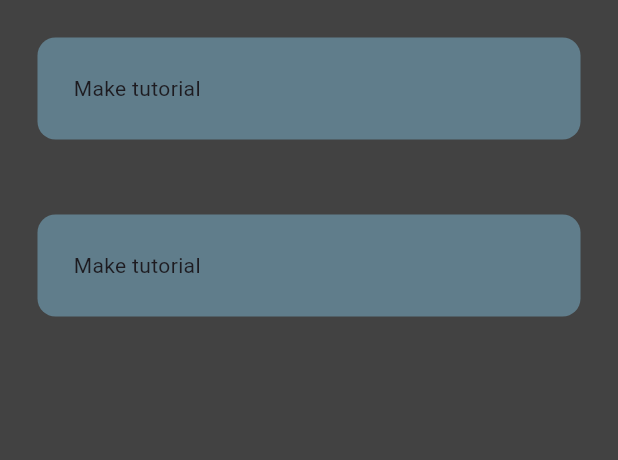
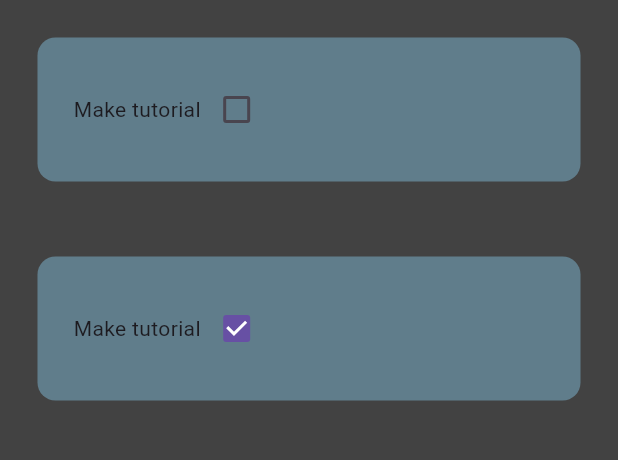
Before and after one commit to alehdzdev/todo-app---Flutter, a Flutter app: the screen it shows after launch, on a phone screen of 412 x 824 dp, the part 84-544 px from its top. Run offline on Flutter 3.47's test engine with Material 3 defaults, Android fonts, the phone set to English and light mode, and no system bars.

Commit message:
[ADD] child for text and checkbox

```diff
--- a/todo_app/lib/utils/todo_tile.dart
+++ b/todo_app/lib/utils/todo_tile.dart
@@ -1,18 +1,32 @@
 import 'package:flutter/material.dart';
 
 class ToDoTile extends StatelessWidget {
-  const ToDoTile({super.key});
+  final String taskName;
+  final bool taskCompleted;
+  final Function(bool?)? onChanged;
+
+  const ToDoTile({
+    super.key,
+    required this.taskName,
+    required this.taskCompleted,
+    required this.onChanged,
+  });
 
   @override
   Widget build(BuildContext context) {
     return Padding(
       padding: const EdgeInsets.all(25.0),
       child: Container(
-        padding: EdgeInsets.all(24),
-        child: Text("Make tutorial"),
+        padding: const EdgeInsets.all(24),
         decoration: BoxDecoration(
           color: Colors.blueGrey,
           borderRadius: BorderRadius.circular(12),
+        ),
+        child: Row(
+          children: [
+            const Text("Make tutorial"),
+            Checkbox(value: taskCompleted, onChanged: onChanged),
+          ],
         ),
       ),
     );
```
